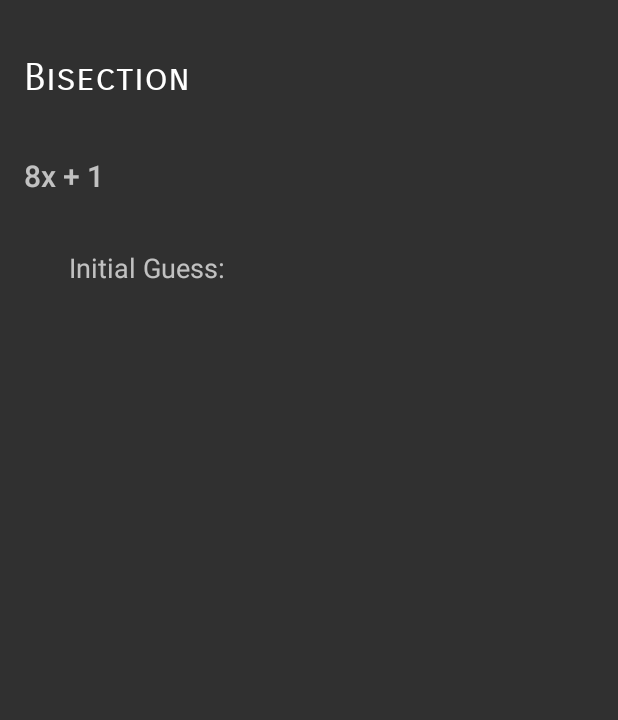
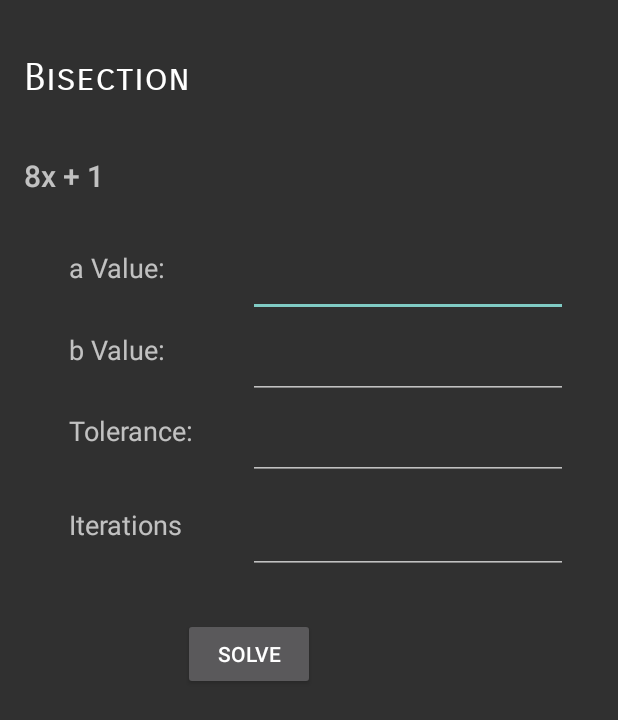
Before and after one commit to CrashOverride90/Find-the-root, an Android app: the BisectionActivity screen opened directly, with no data from a screen before it, on a phone screen of 412 x 824 dp. Shown: the top 720 px of the screen. Run offline under Robolectric (Android 15) with nearby library versions, the phone set to English and light mode, and no system bars.

Commit message:
Created UI for bisection

```diff
--- a/FindTheRoot/app/src/main/res/layout/activity_bisection.xml
+++ b/FindTheRoot/app/src/main/res/layout/activity_bisection.xml
@@ -37,11 +37,96 @@
         android:layout_width="wrap_content"
         android:layout_height="wrap_content"
         android:textAppearance="?android:attr/textAppearanceMedium"
-        android:text="Initial Guess: "
-        android:id="@+id/bisectionTextViewGuess"
+        android:text="a Value: "
+        android:id="@+id/bisectionTextViewAValue"
         android:layout_marginStart="30dp"
         android:layout_marginTop="150dp"
         android:layout_alignParentTop="true"
         android:layout_alignParentStart="true" />
 
+    <TextView
+        android:layout_width="wrap_content"
+        android:layout_height="wrap_content"
+        android:textAppearance="?android:attr/textAppearanceMedium"
+        android:text="b Value:"
+        android:id="@+id/textViewBValue"
+        android:layout_below="@+id/bisectionTextViewAValue"
+        android:layout_alignStart="@+id/bisectionTextViewAValue"
+        android:layout_marginTop="30dp" />
+
+    <TextView
+        android:layout_width="wrap_content"
+        android:layout_height="wrap_content"
+        android:textAppearance="?android:attr/textAppearanceMedium"
+        android:text="Tolerance: "
+        android:id="@+id/bisectionTextViewTolerance"
+        android:layout_below="@+id/textViewBValue"
+        android:layout_alignStart="@+id/textViewBValue"
+        android:layout_marginTop="29dp" />
+
+    <TextView
+        android:layout_width="wrap_content"
+        android:layout_height="wrap_content"
+        android:textAppearance="?android:attr/textAppearanceMedium"
+        android:text="Iterations"
+        android:id="@+id/bisectionTextViewIterations"
+        android:layout_below="@+id/bisectionTextViewTolerance"
+        android:layout_alignStart="@+id/bisectionTextViewTolerance"
+        android:layout_marginTop="38dp" />
+
+    <EditText
+        android:layout_width="wrap_content"
+        android:layout_height="wrap_content"
+        android:inputType="numberDecimal"
+        android:ems="10"
+        android:id="@+id/editTextAValueBisection"
+        android:layout_alignTop="@+id/bisectionTextViewAValue"
+        android:layout_toEndOf="@+id/bisectionTextViewTolerance"
+        android:layout_marginStart="31dp" />
+
+    <EditText
+        android:layout_width="wrap_content"
+        android:layout_height="wrap_content"
+        android:inputType="numberDecimal"
+        android:ems="10"
+        android:id="@+id/editTextBValueBisection"
+        android:layout_alignTop="@+id/textViewBValue"
+        android:layout_alignStart="@+id/editTextAValueBisection" />
+
+    <EditText
+        android:layout_width="wrap_content"
+        android:layout_height="wrap_content"
+        android:inputType="numberDecimal"
+        android:ems="10"
+        android:id="@+id/editTextToleranceBisection"
+        android:layout_alignTop="@+id/bisectionTextViewTolerance"
+        android:layout_alignStart="@+id/editTextBValueBisection" />
+
+    <EditText
+        android:layout_width="wrap_content"
+        android:layout_height="wrap_content"
+        android:inputType="number"
+        android:ems="10"
+        android:id="@+id/editTextIterationsBisection"
+        android:layout_alignTop="@+id/bisectionTextViewIterations"
+        android:layout_alignStart="@+id/editTextToleranceBisection" />
+
+    <Button
+        android:layout_width="wrap_content"
+        android:layout_height="wrap_content"
+        android:text="Solve"
+        android:id="@+id/btnSolveBisection"
+        android:layout_below="@+id/editTextIterationsBisection"
+        android:layout_toEndOf="@+id/bisectionTextViewIterations"
+        android:layout_marginTop="29dp" />
+
+    <TextView
+        android:layout_width="wrap_content"
+        android:layout_height="wrap_content"
+        android:textAppearance="?android:attr/textAppearanceLarge"
+        android:id="@+id/txtViewValueBisection"
+        android:layout_below="@+id/btnSolveBisection"
+        android:layout_toEndOf="@+id/textViewBValue"
+        android:layout_marginTop="36dp" />
+
 </RelativeLayout>
```
